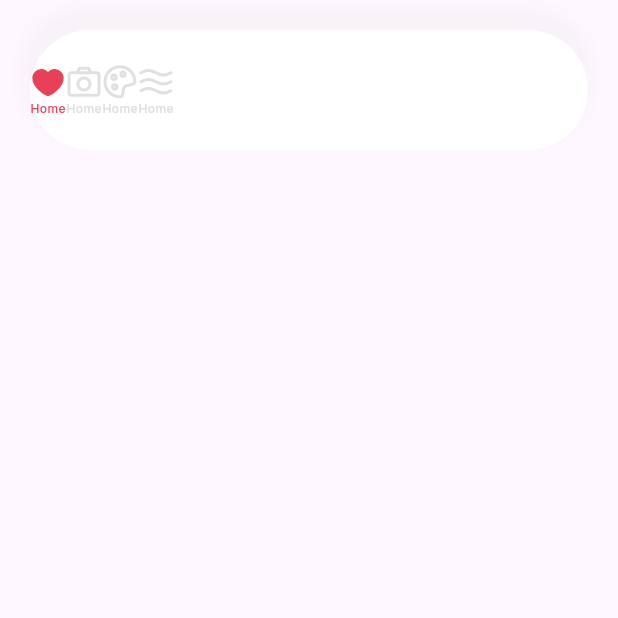
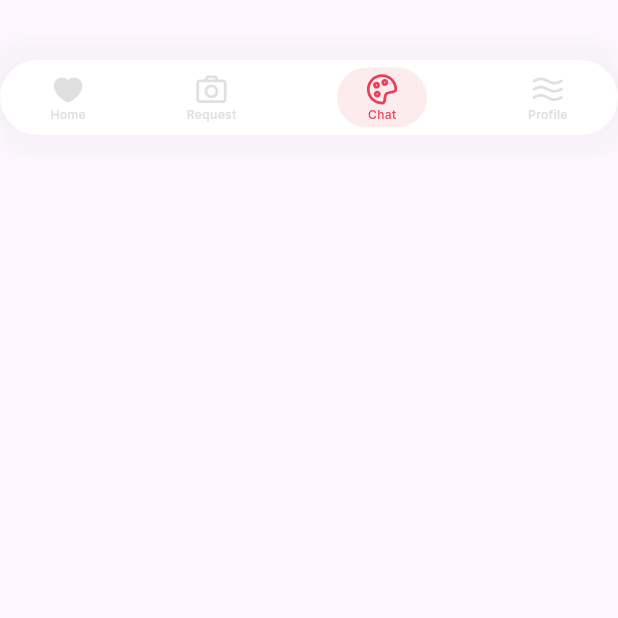
Before and after one commit to Dev-Saurabhraj/devcommunity_ui, a Flutter app: the HomeScreenWrapper screen opened by its route, on a phone screen of 412 x 824 dp, the top half of it. Run offline on Flutter 3.47's test engine with Material 3 defaults, Android fonts, the phone set to English and light mode, and no system bars; our stand-ins replace flutter_bloc, flutter_svg, go_router, google_fonts.

Commit message:
bottom navigation bar ui updated and bloc classes created

```diff
--- /dev/null
+++ b/lib/shared/bottomNavigationBar/appBottomBarBloc.dart
@@ -0,0 +1,20 @@
+
+
+
+
+class AppBottomBarBloc {
+
+
+}
+
+
+class AppBottomBarEvent {
+
+
+}
+
+
+class AppBottomBarState {
+
+
+}
--- a/lib/shared/bottomNavigationBar/appBottomNavigationBar.dart
+++ b/lib/shared/bottomNavigationBar/appBottomNavigationBar.dart
@@ -5,51 +5,95 @@ import 'package:flutter/material.dart';
 import 'package:flutter_svg/flutter_svg.dart';
 import 'package:google_fonts/google_fonts.dart';
 
-class AppBottomNavigationBar extends StatelessWidget{
-   const AppBottomNavigationBar({super.key});
+class AppBottomNavigationBar extends StatelessWidget {
+  const AppBottomNavigationBar({super.key});
 
   @override
-  Widget build(BuildContext context){
+  Widget build(BuildContext context) {
     return Padding(
-      padding: const EdgeInsets.all(20),
+      padding: const EdgeInsets.only(top: 40),
       child: Container(
-        height: 80,
+        height: 50,
         width: double.infinity,
         decoration: BoxDecoration(
-          borderRadius: BorderRadius.circular(40),
+          borderRadius: BorderRadius.circular(25),
           color: DVColor.white,
           boxShadow: [
             BoxShadow(
               color: DVColor.borderColorGrey.withOpacity(0.2),
               spreadRadius: 5,
               blurRadius: 7,
-              offset: Offset(-2, -10)
-            )
-          ]
+              offset: Offset(-2, -10),
+            ),
+            BoxShadow(
+              color: DVColor.borderColorGrey.withOpacity(0.2),
+              spreadRadius: 5,
+              blurRadius: 7,
+              offset: Offset(2, 10),
+            ),
+          ],
         ),
         child: Row(
+          mainAxisAlignment: MainAxisAlignment.spaceAround,
           children: [
-            _bottomNavigationIcon(IconsLibrary.like, 'Home', true, (){}),
-            _bottomNavigationIcon(IconsLibrary.camera, 'Request', false, (){}),
-            _bottomNavigationIcon(IconsLibrary.platte, 'Chat', false, (){}),
-            _bottomNavigationIcon(IconsLibrary.ripple, 'Profile', false, (){}),
+            _bottomNavigationIcon(IconsLibrary.like, 'Home', false, () {}),
+            _bottomNavigationIcon(IconsLibrary.camera, 'Request', false, () {}),
+            _bottomNavigationIcon(IconsLibrary.platte, 'Chat', true, () {}),
+            _bottomNavigationIcon(IconsLibrary.ripple, 'Profile', false, () {}),
           ],
         ),
       ),
     );
   }
-
 }
 
-
-Widget _bottomNavigationIcon(String icon, String title, bool isSelected, Function() onTap){
+Widget _bottomNavigationIcon(
+  String icon,
+  String title,
+  bool isSelected,
+  Function() onTap,
+) {
   return GestureDetector(
     onTap: onTap,
-    child: Column(
-      mainAxisAlignment: .center,
+    child: Stack(
+      alignment: AlignmentGeometry.center,
       children: [
-        SvgPicture.asset(icon, width: 24, height: 24, colorFilter: ColorFilter.mode(isSelected ? DVColor.primaryColor : DVColor.borderColorGrey, BlendMode.srcIn),),
-        Text('Home', style: GoogleFonts.inter(textStyle: DVTextDecoration.bodySmall.copyWith(color: isSelected ? DVColor.primaryColor : DVColor.borderColorGrey)),)
+         ?isSelected ? Align(
+           alignment: .center,
+           child: Container(
+            width: 60,
+            height: 40,
+            decoration: BoxDecoration(
+              borderRadius: BorderRadius.circular(20),
+              color: DVColor.primaryColor.withOpacity(0.1),
+            ),
+           ),
+          ) : null,
+        Column(
+          mainAxisAlignment: .center,
+          crossAxisAlignment: .center,
+          children: [
+            SvgPicture.asset(
+              icon,
+              width: 22,
+              height: 22,
+              colorFilter: ColorFilter.mode(
+                isSelected ? DVColor.primaryColor : DVColor.borderColorGrey,
+                BlendMode.srcIn,
+              ),
+            ),
+            Text(
+              title,
+              style: GoogleFonts.inter(
+                textStyle: DVTextDecoration.bodySmall.copyWith(
+                  color: isSelected
+                      ? DVColor.primaryColor
+                      : DVColor.borderColorGrey,
+                ),
+              ),
+            ),
+          ],
+        ),
       ],
     ),
   );
```
